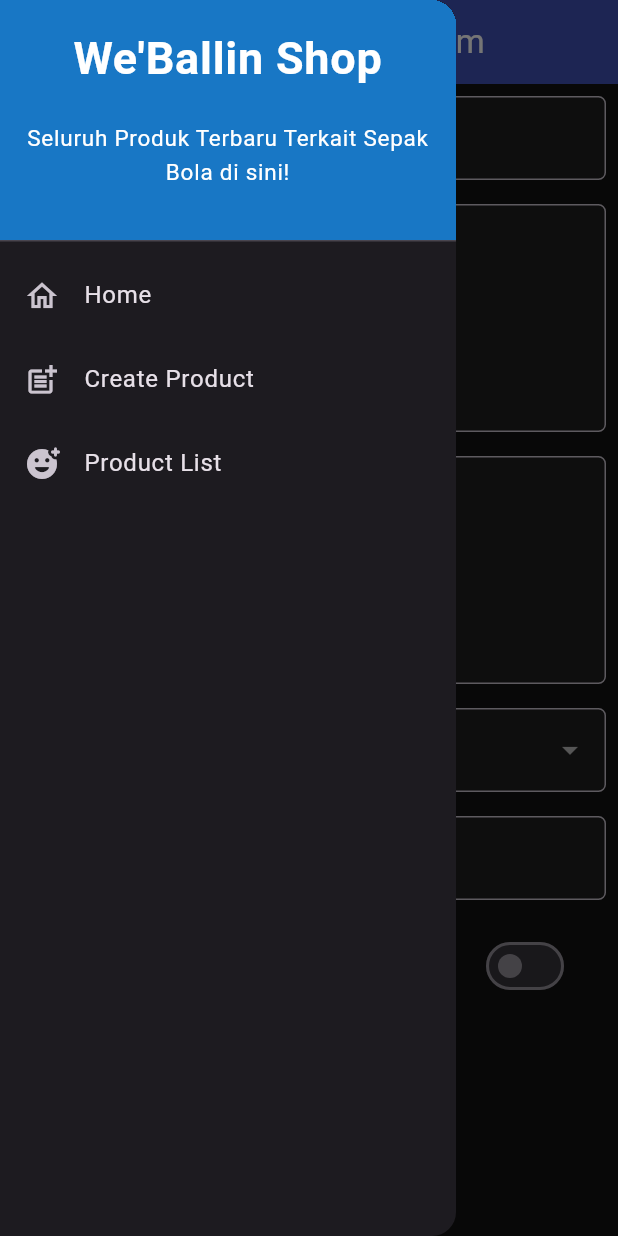
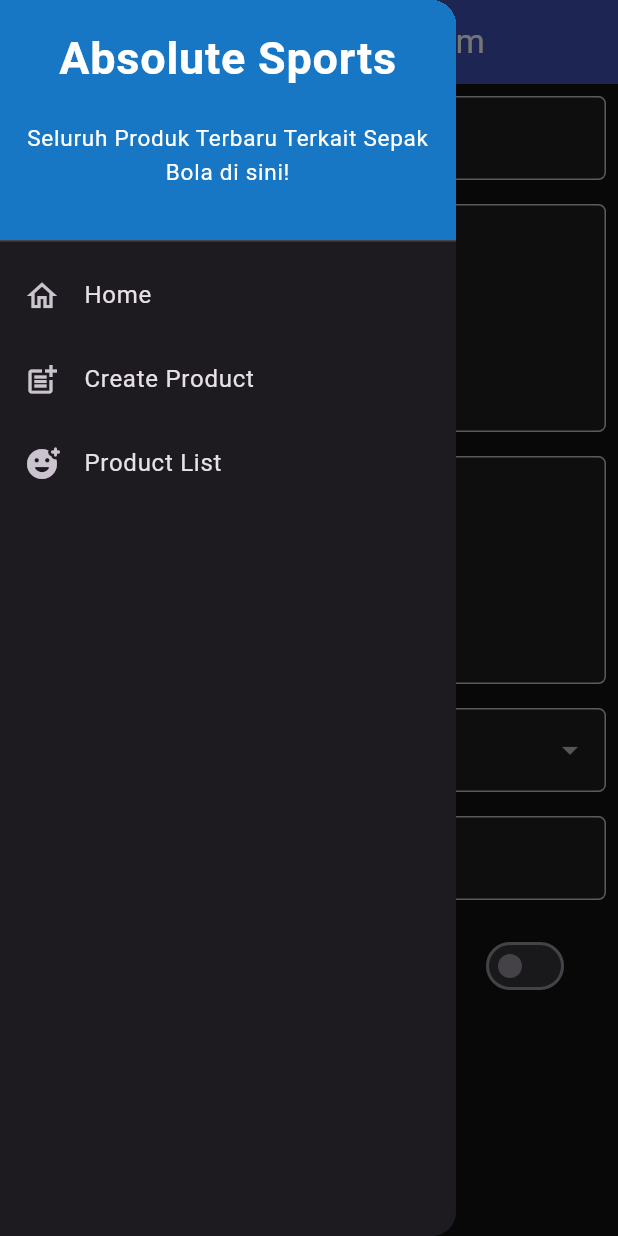
Before and after one commit to FakhriHusainiRomza23/absolute_sports_mobile, a Flutter app: the ProductFormPage screen opened directly, with the side drawer open, on a phone screen of 412 x 824 dp. Run offline on Flutter 3.47's test engine with Material 3 defaults, Android fonts, the light colour scheme and no system bars; missing offline and left inert: pbp_django_auth.

Commit message:
tugas 9 selesai

```diff
--- a/lib/screens/menu.dart
+++ b/lib/screens/menu.dart
@@ -16,7 +16,7 @@ class MyHomePage extends StatelessWidget {
 
     final List<ItemHomepage> items = [
     ItemHomepage("All Products", Icons.store, Colors.lightBlue),
-    ItemHomepage("My Produts", Icons.person, Colors.lightGreen),
+    ItemHomepage("My Products", Icons.person, Colors.lightGreen),
     ItemHomepage("Create Product", Icons.add, Colors.red),
     ItemHomepage("Logout", Icons.logout, Colors.grey),
     ];
@@ -71,7 +71,7 @@ class MyHomePage extends StatelessWidget {
                     const Padding(
                       padding: EdgeInsets.only(top: 16.0),
                       child: Text(
-                        'Selamat datang di Football Shop',
+                        'Selamat datang di Absolute Sports',
                         style: TextStyle(
                           fontWeight: FontWeight.bold,
                           fontSize: 18.0,
--- a/lib/screens/product_entry_list.dart
+++ b/lib/screens/product_entry_list.dart
@@ -79,7 +79,7 @@ class _ProductEntryListPageState extends State<ProductEntryListPage> {
               return const Column(
                 children: [
                   Text(
-                    'There are no product in We\'ballin shops.',
+                    'There are no product in Absolute Sports.',
                     style: TextStyle(fontSize: 20, color: Color(0xff59A5D8)),
                   ),
                   SizedBox(height: 8),
--- a/lib/screens/product_form_page.dart
+++ b/lib/screens/product_form_page.dart
@@ -18,14 +18,15 @@ class _ProductFormPageState extends State<ProductFormPage> {
     String _name = "";
     int _price = 0; // default
     String _description = "";
-    String _category = "Footwear"; // default
+    String _category = "Shoes"; // default
     String _thumbnail = "";
     bool _isFeatured = false; // default
 
     final List<String> _categories = [
-      'Footwear',
-      'Clothing',
+      'Shoes',
+      'Jersey',
       'Accessories',
+      'Socks'
     ];
 
     bool isUrl(String input) {
@@ -241,7 +242,7 @@ class _ProductFormPageState extends State<ProductFormPage> {
                             if (response['status'] == 'success') {
                               ScaffoldMessenger.of(context)
                                   .showSnackBar(const SnackBar(
-                                content: Text("News successfully saved!"),
+                                content: Text("Product successfully saved!"),
                               ));
                               Navigator.pushReplacement(
                                 context,
--- a/lib/widgets/left_drawer.dart
+++ b/lib/widgets/left_drawer.dart
@@ -20,7 +20,7 @@ class LeftDrawer extends StatelessWidget {
           child: Column(
             children: [
               Text(
-                'We\'Ballin Shop',
+                'Absolute Sports',
                 textAlign: TextAlign.center,
                 style: TextStyle(
                   fontSize: 30,
```
Also changed, not shown: 1 other file.
